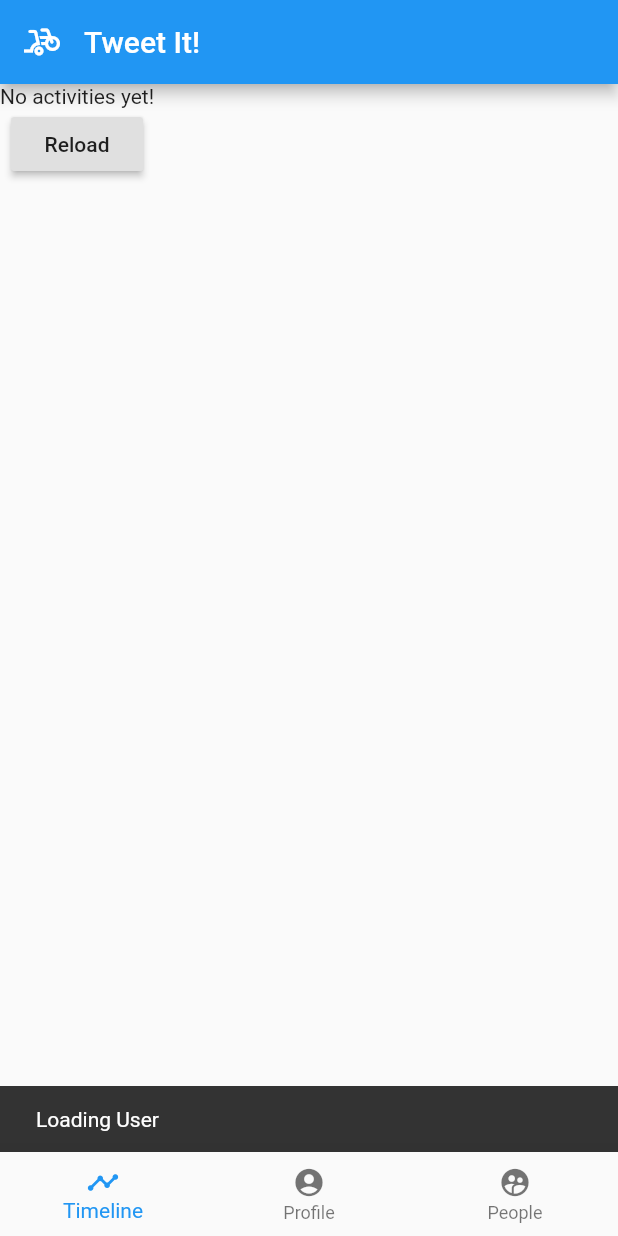
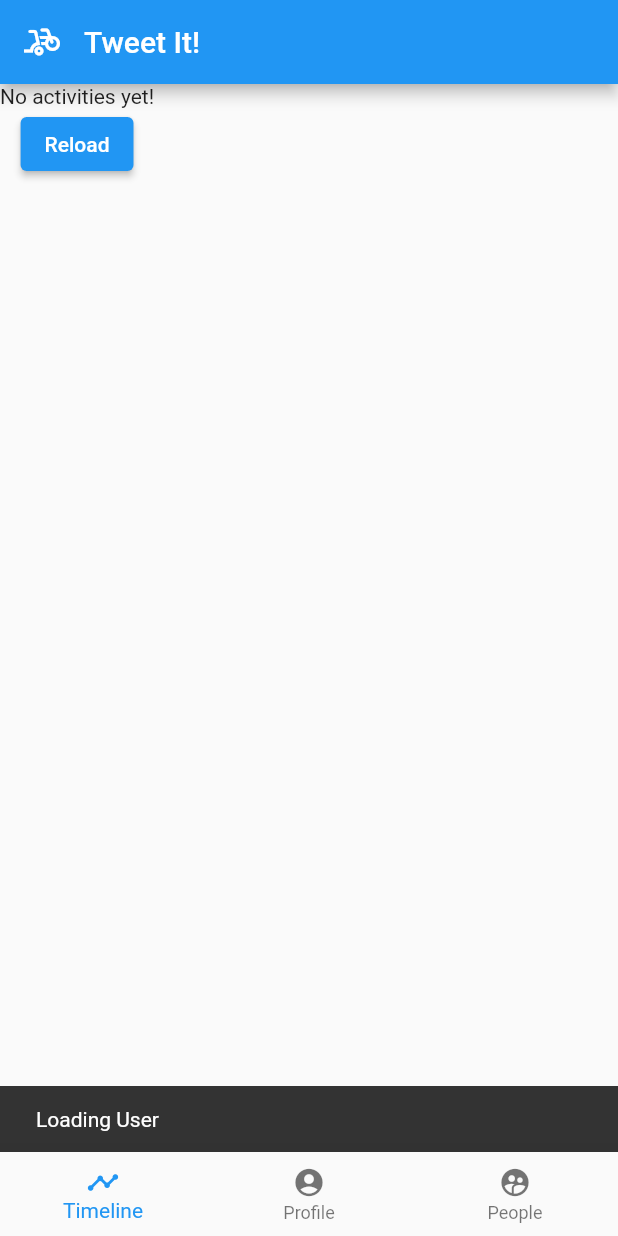
Before and after one commit to GetStream/flutter-feeds-tutorial, a Flutter app: the screen it shows after launch, after a tap on "Sahil Kumar", on a phone screen of 412 x 824 dp. Run offline on Flutter 3.47's test engine with Material 2 defaults, Android fonts, the phone set to English and light mode, and no system bars; our stand-ins replace timeago; missing offline and left inert: stream_feed.

Commit message:
Remove deprecations

```diff
--- a/lib/main.dart
+++ b/lib/main.dart
@@ -6,8 +6,6 @@ import 'home.dart';
 
 void main() {
   WidgetsFlutterBinding.ensureInitialized();
-  final _key = String.fromEnvironment('key');
-  final _secret = String.fromEnvironment('secret');
   runApp(MyApp());
 }
 
@@ -52,7 +50,19 @@ class _LoginScreenState extends State<LoginScreen> {
               for (final user in DummyAppUser.values)
                 Padding(
                   padding: const EdgeInsets.all(8.0),
-                  child: RaisedButton(
+                  child: ElevatedButton(
+                    style: ButtonStyle(
+                      backgroundColor: MaterialStateColor.resolveWith(
+                          (states) => Colors.white),
+                      padding: MaterialStateProperty.all(
+                        const EdgeInsets.symmetric(horizontal: 4.0),
+                      ),
+                      shape: MaterialStateProperty.all(
+                        RoundedRectangleBorder(
+                          borderRadius: BorderRadius.circular(24.0),
+                        ),
+                      ),
+                    ),
                     onPressed: () async {
                       context.showSnackbar('Loading User');
 
@@ -66,11 +76,6 @@ class _LoginScreenState extends State<LoginScreen> {
                         ),
                       );
                     },
-                    padding: const EdgeInsets.symmetric(horizontal: 4.0),
-                    color: Colors.white,
-                    shape: RoundedRectangleBorder(
-                      borderRadius: BorderRadius.circular(24.0),
-                    ),
                     child: Padding(
                       padding: const EdgeInsets.symmetric(
                           vertical: 36.0, horizontal: 24.0),
--- a/lib/timeline_screen.dart
+++ b/lib/timeline_screen.dart
@@ -29,7 +29,7 @@ class _TimelineScreenState extends State<TimelineScreen> {
           child: Column(
             children: [
               Text('No activities yet!'),
-              RaisedButton(
+              ElevatedButton(
                 onPressed: _loadActivities,
                 child: Text('Reload'),
               )
--- a/lib/utils/utils.dart
+++ b/lib/utils/utils.dart
@@ -7,8 +7,7 @@ class ClientProvider extends InheritedWidget {
     Key? key,
     required this.client,
     required Widget child,
-  })   : assert(child != null),
-        super(key: key, child: child);
+  }) : super(key: key, child: child);
 
   final StreamClient client;
 
```
Also changed, not shown: lib/activity_item.dart (+16 -5 lines), lib/add_activity_dialog.dart (+5 -2 lines).
